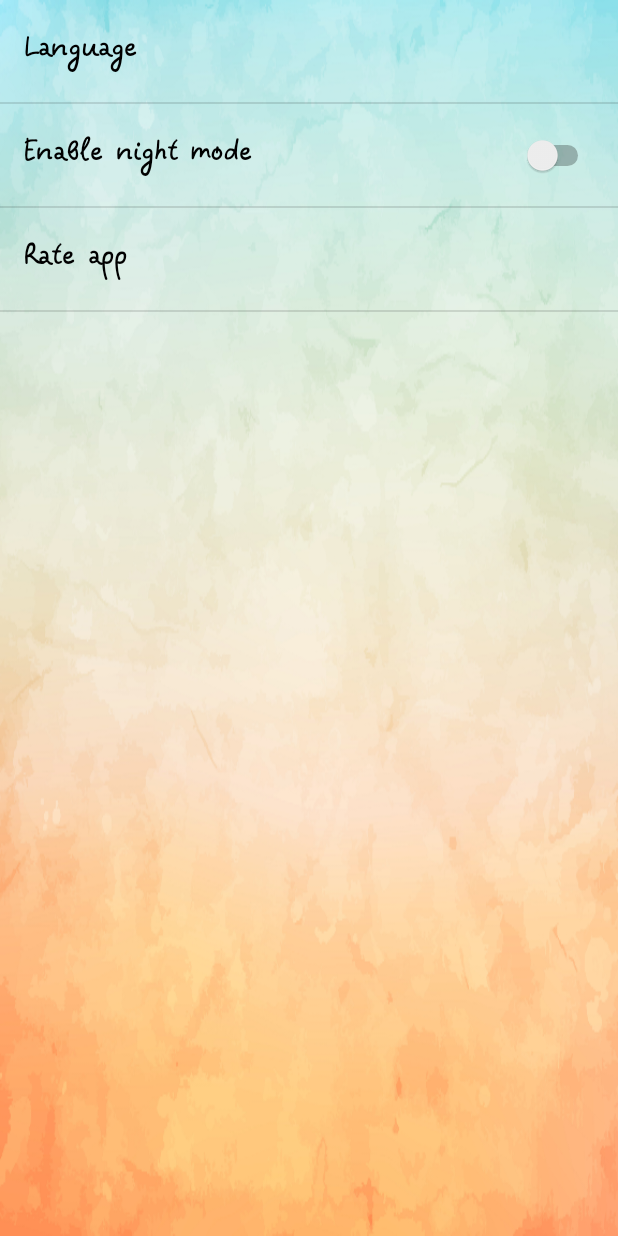
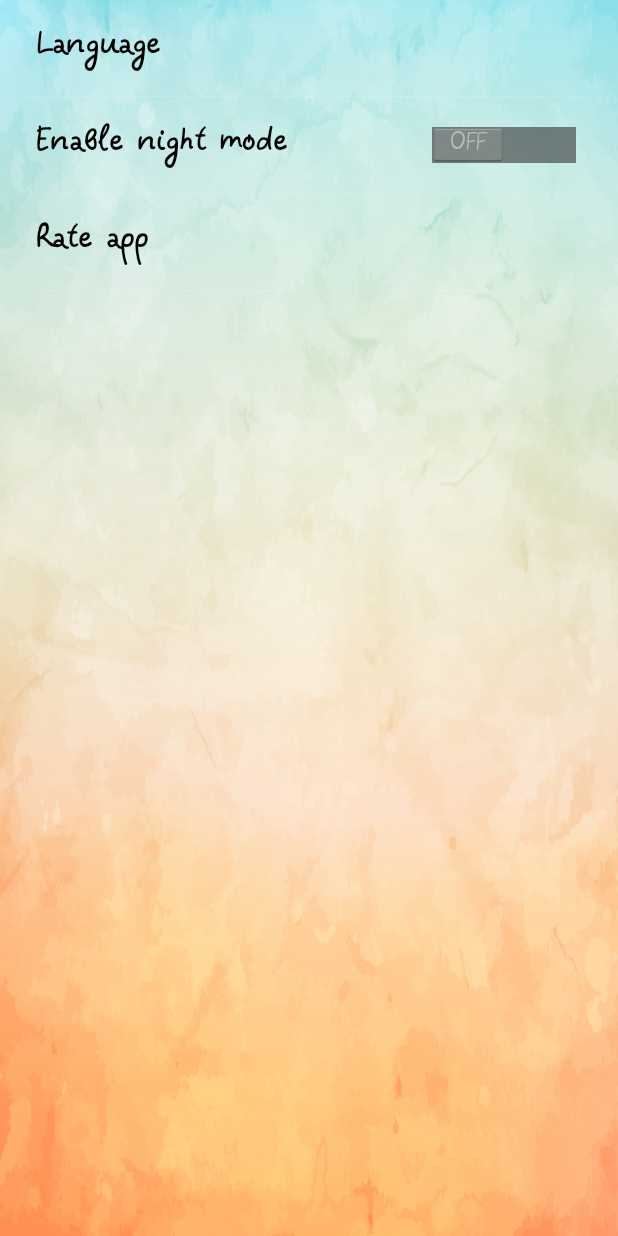
Before and after one commit to VladVh/NeverHaveIEver, an Android app: the SettingsActivity screen opened directly, with no data from a screen before it, on a phone screen of 412 x 824 dp. Run offline under Robolectric (Android 15) with nearby library versions, the phone set to English and light mode, and no system bars; our stand-ins replace ButterKnife.

Commit message:
//losing element on rotation layout changes, works in fullscreen

```diff
--- a/app/build.gradle
+++ b/app/build.gradle
@@ -5,7 +5,7 @@ apply plugin: 'kotlin-kapt'
 
 android {
     compileSdkVersion 25
-    buildToolsVersion "25.0.2"
+    buildToolsVersion '26.0.2'
     defaultConfig {
         applicationId "com.development.vvoitsekh.neverhaveiever"
         minSdkVersion 17
--- a/app/src/main/java/com/development/vvoitsekh/neverhaveiever/BaseActivity.kt
+++ b/app/src/main/java/com/development/vvoitsekh/neverhaveiever/BaseActivity.kt
@@ -1,5 +1,6 @@
 package com.development.vvoitsekh.neverhaveiever
 
+import android.app.Activity
 import android.content.Context
 import android.os.Bundle
 import android.preference.PreferenceManager
@@ -13,7 +14,7 @@ import android.view.View.SYSTEM_UI_FLAG_FULLSCREEN
 
 
 
-open class BaseActivity : AppCompatActivity() {
+open class BaseActivity : Activity() {
 
     @BindView(R.id.baseAppName)
     lateinit var mAppName: TextView
@@ -23,10 +24,10 @@ open class BaseActivity : AppCompatActivity() {
     }
 
     override fun onCreate(savedInstanceState: Bundle?) {
-        val decorView = window.decorView
-        // Hide the status bar.
-        val uiOptions = View.SYSTEM_UI_FLAG_FULLSCREEN
-        decorView.systemUiVisibility = uiOptions
+//        val decorView = window.decorView
+//        // Hide the status bar.
+//        val uiOptions = View.SYSTEM_UI_FLAG_FULLSCREEN
+//        decorView.systemUiVisibility = uiOptions
 
 
         val pref = PreferenceManager.getDefaultSharedPreferences(this)
--- a/app/src/main/java/com/development/vvoitsekh/neverhaveiever/question/QuestionPresenter.kt
+++ b/app/src/main/java/com/development/vvoitsekh/neverhaveiever/question/QuestionPresenter.kt
@@ -38,7 +38,9 @@ class QuestionPresenter @Inject constructor(view: QuestionContract.View, reposit
     }
 
     override fun showQuestion(id: Int) {
-        mQuestionView.showNextQuestion(mQuestions.single { it -> it.id == id })
+//        while (mQuestions.isEmpty())
+//            Thread.sleep(100)
+//        mQuestionView.showNextQuestion(mQuestions.single { it -> it.id == id })
     }
 
     private fun getRandomQuestion(): Question {
--- a/app/src/main/res/layout/activity_main.xml
+++ b/app/src/main/res/layout/activity_main.xml
@@ -70,8 +70,8 @@
         android:layout_width="wrap_content"
         android:layout_height="wrap_content"
         android:text="@string/main_play"
-        android:layout_below="@+id/include"
-        android:layout_alignStart="@+id/mainKidsButton"
-        android:layout_marginTop="78dp"/>
+        android:layout_above="@+id/mainKidsButton"
+        android:layout_centerHorizontal="true"
+        android:layout_marginBottom="30dp"/>
 
 </RelativeLayout>
--- a/app/src/main/res/values/styles.xml
+++ b/app/src/main/res/values/styles.xml
@@ -1,20 +1,21 @@
 <resources>
     <!-- Base application theme. -->
-    <style name="AppTheme" parent="Theme.AppCompat.Light.NoActionBar">
+    <style name="AppTheme" parent="@android:style/Theme.Holo.NoActionBar.Fullscreen">
         <!-- Customize your theme here. -->
         <item name="android:windowBackground">@drawable/background_light</item>
-        <item name="android:textColor">@color/textColorDark</item>
-        <item name="buttonStyle">@style/ButtonLight</item>
+        <item name="android:buttonStyle">@style/ButtonLight</item>
         <item name="android:buttonStyleToggle">@style/ToggleButtonLight</item>
         <item name="colorPrimary">@color/colorPrimary</item>
         <item name="colorPrimaryDark">@color/colorPrimaryDark</item>
         <item name="colorAccent">@color/colorAccent</item>
+        <item name="android:textColor">@color/textColorDark</item>
         <item name="android:typeface">serif</item>
         <item name="android:textStyle">bold</item>
     </style>
 
-    <style name="ToggleButtonLight" parent="@android:style/Widget.DeviceDefault.Light.Button.Toggle">
+    <style name="ToggleButtonLight" parent="@android:style/Widget.Holo.Button.Toggle">
         <item name="android:background">@drawable/togglebutton_light_selector</item>
+        <item name="android:textColor">@color/textColorDark</item>
         <item name="android:shadowColor">#A8A8A8</item>
         <item name="android:shadowDx">5</item>
         <item name="android:shadowDy">5</item>
@@ -22,15 +23,17 @@
         <item name="android:textAllCaps">true</item>
     </style>
 
-    <style name="ButtonLight" parent="@style/Widget.AppCompat.Button">
+    <style name="ButtonLight" parent="@android:style/Widget.Holo.Button">
         <item name="android:background">@drawable/buttonshape_light</item>
+        <item name="android:textColor">@color/textColorDark</item>
         <item name="android:shadowColor">#A8A8A8</item>
         <item name="android:shadowDx">5</item>
         <item name="android:shadowDy">5</item>
         <item name="android:shadowRadius">15</item>
+        <item name="android:textAllCaps">true</item>
     </style>
 
-    <style name="AppThemeDark" parent="Theme.AppCompat.Light.NoActionBar">
+    <style name="AppThemeDark" parent="@android:style/Theme.Holo.NoActionBar.Fullscreen">
         <!-- Customize your theme here. -->
         <item name="android:windowBackground">@drawable/background_dark</item>
         <item name="android:textColor">@color/textColorLight</item>
@@ -43,15 +46,18 @@
         <item name="android:textStyle">bold</item>
     </style>
 
-    <style name="ButtonDark" parent="@style/Widget.AppCompat.Button">
+    <style name="ButtonDark" parent="@android:style/Widget.Holo.Button">
+        <item name="android:textColor">@color/textColorLight</item>
         <item name="android:background">@drawable/buttonshape_dark</item>
         <item name="android:shadowColor">#A8A8A8</item>
-        <item name="android:shadowDx">0</item>
-        <item name="android:shadowDy">0</item>
-        <item name="android:shadowRadius">5</item>
+        <item name="android:shadowDx">5</item>
+        <item name="android:shadowDy">5</item>
+        <item name="android:shadowRadius">15</item>
+        <item name="android:textAllCaps">true</item>
     </style>
 
-    <style name="ToggleButtonDark" parent="@android:style/Widget.DeviceDefault.Light.Button.Toggle">
+    <style name="ToggleButtonDark" parent="@android:style/Widget.Holo.Button.Toggle">
+        <item name="android:textColor">@color/textColorLight</item>
         <item name="android:background">@drawable/togglebutton_dark_selector</item>
         <item name="android:shadowColor">#A8A8A8</item>
         <item name="android:shadowDx">5</item>
--- a/build.gradle
+++ b/build.gradle
@@ -8,7 +8,7 @@ buildscript {
         jcenter()
     }
     dependencies {
-        classpath 'com.android.tools.build:gradle:2.3.3'
+        classpath 'com.android.tools.build:gradle:3.0.0'
         classpath "org.jetbrains.kotlin:kotlin-gradle-plugin:$kotlin_version"
 
         // NOTE: Do not place your application dependencies here; they belong
```
Also changed, not shown: app/src/main/java/com/development/vvoitsekh/neverhaveiever/question/QuestionActivity.kt (+5 -5 lines), app/src/main/java/com/development/vvoitsekh/neverhaveiever/util/LocaleHelper.kt (+37 -32 lines), app/src/main/java/com/development/vvoitsekh/neverhaveiever/data/source/local/QuestionsLocalDataSource.kt (line endings or trailing spaces), gradle/wrapper/gradle-wrapper.properties.
